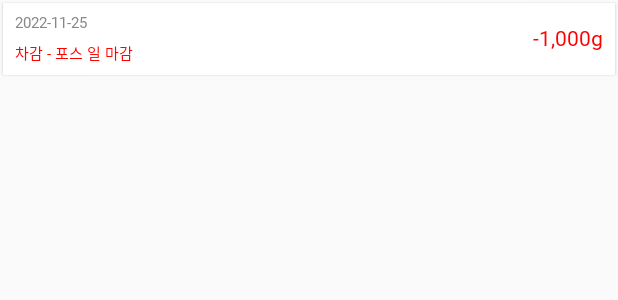
After one commit to NaZe0320/InventationBlock, an Android app: the layout item_history.xml on its own in the app's theme, with its tools: preview values and no code run, on a phone screen of 412 x 824 dp. The commit adds this screen. Shown: the top 300 px of the screen. Run offline under Robolectric (Android 15) with nearby library versions, the phone set to English and light mode, and no system bars; network calls fail.

Commit message:
history item 생성

```diff
--- a/app/src/main/AndroidManifest.xml
+++ b/app/src/main/AndroidManifest.xml
@@ -20,7 +20,7 @@
         android:windowSoftInputMode="stateAlwaysHidden"
         tools:targetApi="31">
         <activity
-            android:name=".ui.activity.MainFragmentActivity"
+            android:name=".ui.activity.StockActivity"
             android:exported="false">
             <meta-data
                 android:name="android.app.lib_name"
--- /dev/null
+++ b/app/src/main/java/com/oneandonly/inventationblock/ui/adapter/HistoryAdapter.kt
@@ -0,0 +1,4 @@
+package com.oneandonly.inventationblock.ui.adapter
+
+class HistoryAdapter {
+}
--- /dev/null
+++ b/app/src/main/res/color/history_color.xml
@@ -0,0 +1,6 @@
+<?xml version="1.0" encoding="utf-8"?>
+<selector xmlns:android="http://schemas.android.com/apk/res/android">
+    <item android:color="@color/red"/>
+    <item android:color="@color/red" android:state_selected="true"/>
+    <item android:color="@color/blue" android:state_selected="false"/>
+</selector>
--- /dev/null
+++ b/app/src/main/res/layout/item_history.xml
@@ -0,0 +1,65 @@
+<?xml version="1.0" encoding="utf-8"?>
+<layout xmlns:android="http://schemas.android.com/apk/res/android"
+    xmlns:app="http://schemas.android.com/apk/res-auto"
+    xmlns:tools="http://schemas.android.com/tools">
+
+    <data>
+        <variable
+            name="history"
+            type="com.oneandonly.inventationblock.datasource.model.data.History" />
+    </data>
+
+    <androidx.constraintlayout.widget.ConstraintLayout
+        android:layout_width="match_parent"
+        android:layout_height="48dp"
+        android:layout_margin="2dp"
+        android:elevation="1dp"
+        android:paddingStart="8dp"
+        android:paddingEnd="8dp"
+        android:background="@color/white">
+
+        <TextView
+            android:id="@+id/history_date"
+            android:layout_width="wrap_content"
+            android:layout_height="wrap_content"
+            android:text="@{history.date}"
+            android:textSize="10sp"
+            android:textColor="@color/text_color_gray"
+            app:layout_constraintTop_toTopOf="parent"
+            app:layout_constraintStart_toStartOf="parent"
+            app:layout_constraintBottom_toTopOf="@+id/history_content"
+            tools:text="2022-11-25">
+        </TextView>
+
+        <TextView
+            android:id="@+id/history_content"
+            android:layout_width="wrap_content"
+            android:layout_height="wrap_content"
+            android:textSize="10sp"
+            android:textColor="@color/history_color"
+            android:text="@{history.content}"
+            app:layout_constraintBottom_toBottomOf="parent"
+            app:layout_constraintStart_toStartOf="parent"
+            app:layout_constraintTop_toBottomOf="@+id/history_date"
+            tools:text="차감 - 포스 일 마감">
+
+        </TextView>
+
+        <TextView
+            android:id="@+id/history_amount"
+            android:layout_width="wrap_content"
+            android:layout_height="wrap_content"
+            android:text="@{history.amount}"
+            android:textSize="14sp"
+            android:textColor="@color/history_color"
+            app:layout_constraintEnd_toEndOf="parent"
+            app:layout_constraintTop_toTopOf="parent"
+            app:layout_constraintBottom_toBottomOf="parent"
+            tools:text="-1,000g">
+
+        </TextView>
+
+
+
+    </androidx.constraintlayout.widget.ConstraintLayout>
+</layout>
--- a/app/src/main/res/values/colors.xml
+++ b/app/src/main/res/values/colors.xml
@@ -17,7 +17,10 @@
 
     <color name="text_color_black">#FF000000</color>
     <color name="text_color_white">#FFFFFFFF</color>
-    <color name="text_color_gray">#FFC4C4C4</color>
+    <color name="text_color_gray">#FF888888</color>
 
     <color name="stroke_grey">#54888888</color>
+
+    <color name="red">#FFFF0000</color>
+    <color name="blue">#FF094EFF</color>
 </resources>
```
Also changed, not shown: app/src/main/java/com/oneandonly/inventationblock/datasource/model/data/History.kt (added, +7 -0 lines), app/src/main/res/layout/fragment_register.xml (+5 -3 lines), app/src/main/res/layout/item_stock_tool_bar.xml (added, +40 -0 lines).
